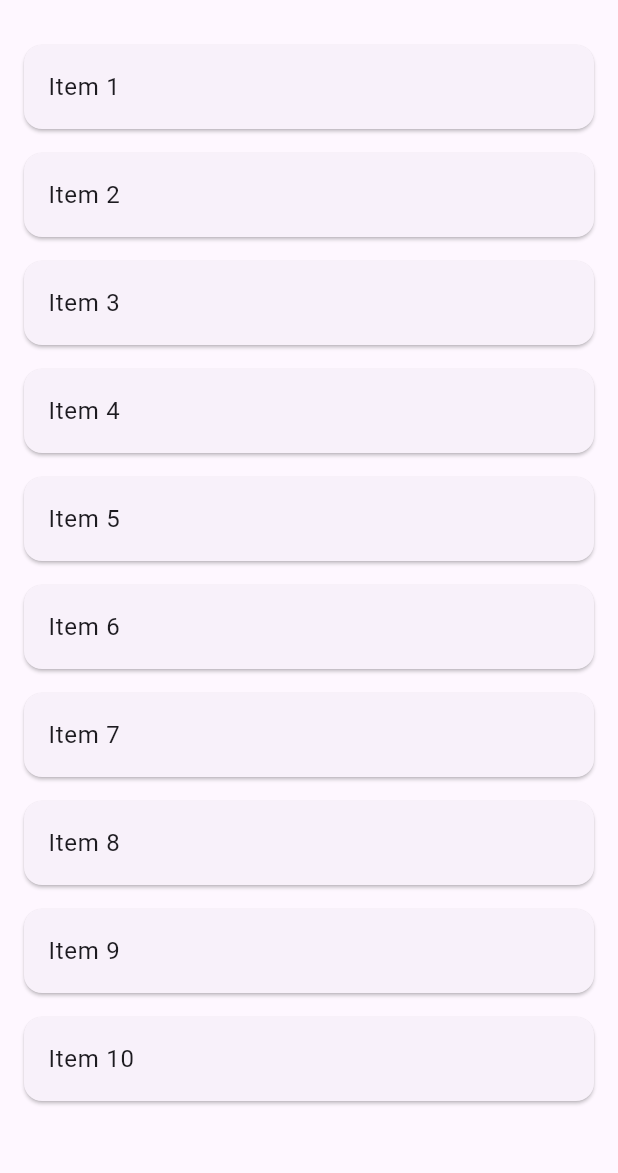
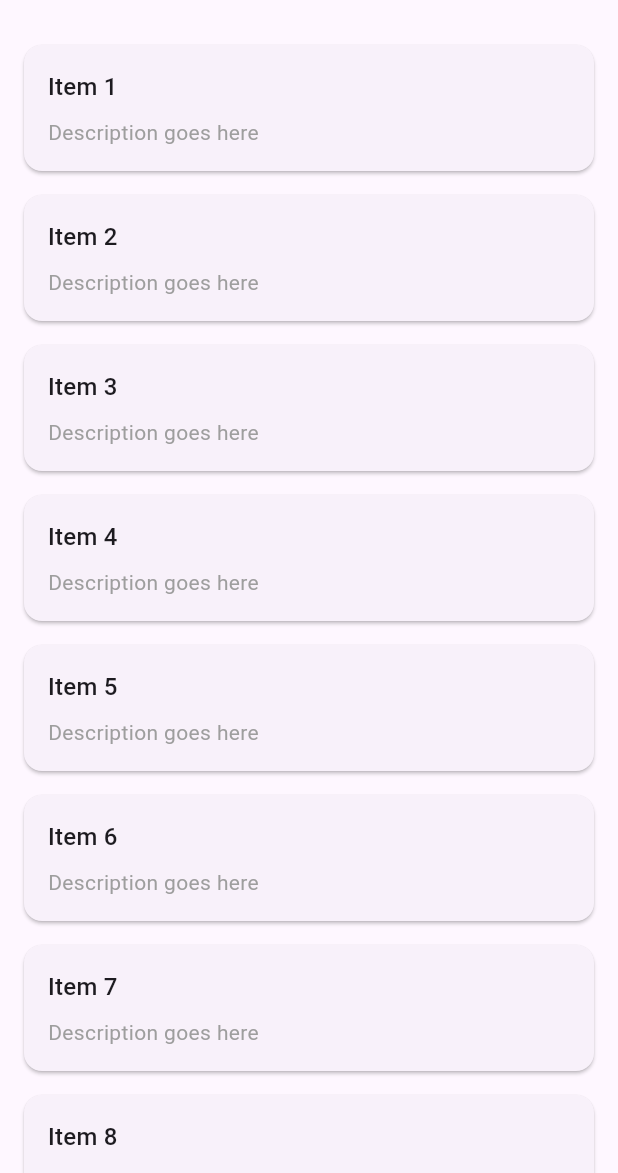
Before and after one commit to davidsanchezg/promptuario, a Flutter app: the screen it shows after launch, on a phone screen of 412 x 824 dp, the part 63-1236 px from its top. Run offline on Flutter 3.47's test engine with Material 3 defaults, Android fonts, the light colour scheme and no system bars; our stand-ins replace responsive_builder.

Commit message:
refactor: Extract ProductCard widget and add tests
- Created reusable ProductCard widget for consistent UI
- Added comprehensive unit tests for ProductCard
- Updated HomePage to use ProductCard
- Improved code organization and maintainability

```diff
--- a/lib/ui/home_page.dart
+++ b/lib/ui/home_page.dart
@@ -1,6 +1,7 @@
 import 'package:flutter/material.dart';
 import 'package:responsive_builder/responsive_builder.dart';
 import 'widgets/responsive_scaffold.dart';
+import 'widgets/product_card.dart';
 
 class HomePage extends StatefulWidget {
   const HomePage({super.key});
@@ -52,11 +53,7 @@ class _HomePageState extends State<HomePage> {
               ),
               itemCount: _items.length,
               itemBuilder: (context, index) {
-                return Card(
-                  child: Center(
-                    child: Text(_items[index]),
-                  ),
-                );
+                return ProductCard(title: _items[index]);
               },
             );
           } else {
@@ -65,12 +62,7 @@ class _HomePageState extends State<HomePage> {
               padding: const EdgeInsets.all(16),
               itemCount: _items.length,
               itemBuilder: (context, index) {
-                return Card(
-                  margin: const EdgeInsets.only(bottom: 16),
-                  child: ListTile(
-                    title: Text(_items[index]),
-                  ),
-                );
+                return ProductCard(title: _items[index]);
               },
             );
           }
--- /dev/null
+++ b/lib/ui/widgets/product_card.dart
@@ -0,0 +1,36 @@
+import 'package:flutter/material.dart';
+
+class ProductCard extends StatelessWidget {
+  final String title;
+  final EdgeInsetsGeometry? margin;
+
+  const ProductCard({
+    super.key,
+    required this.title,
+    this.margin,
+  });
+
+  @override
+  Widget build(BuildContext context) {
+    return Card(
+      margin: margin ?? const EdgeInsets.only(bottom: 16),
+      child: Padding(
+        padding: const EdgeInsets.all(16),
+        child: Column(
+          crossAxisAlignment: CrossAxisAlignment.start,
+          children: [
+            Text(
+              title,
+              style: Theme.of(context).textTheme.titleMedium,
+            ),
+            const SizedBox(height: 8),
+            const Text(
+              'Description goes here',
+              style: TextStyle(color: Colors.grey),
+            ),
+          ],
+        ),
+      ),
+    );
+  }
+}
```
Also changed, not shown: 1 other file.
